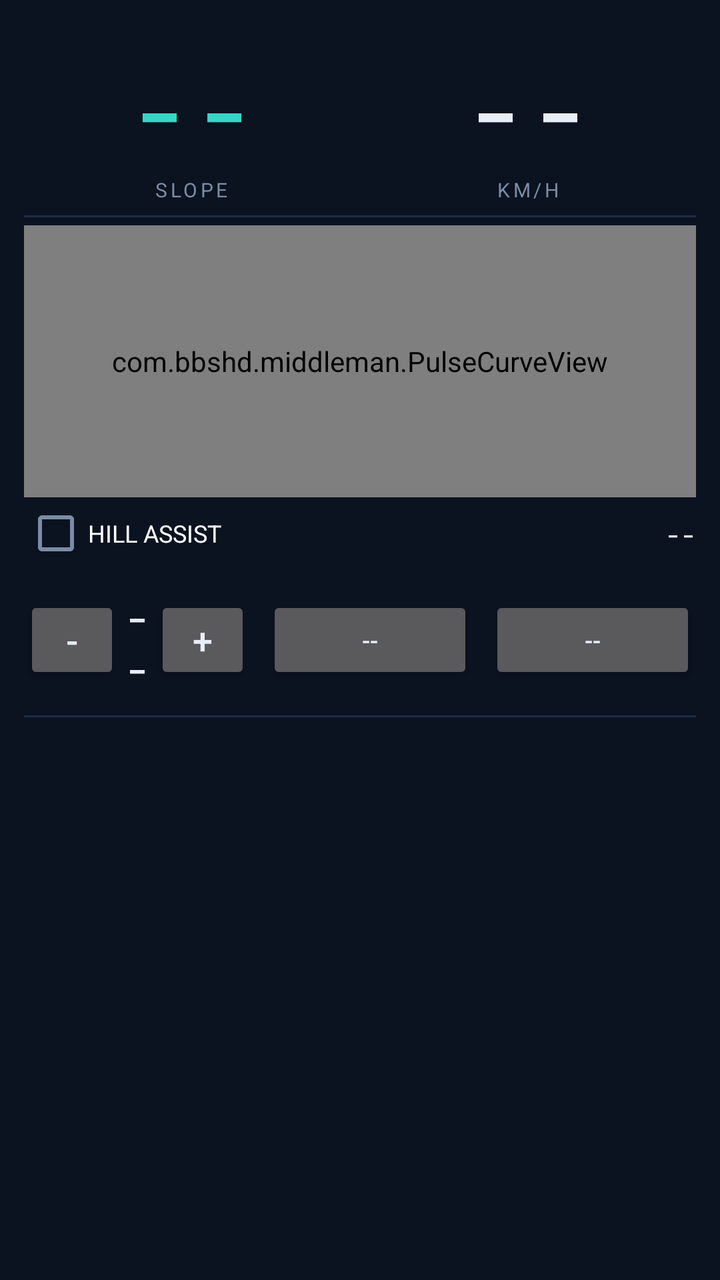
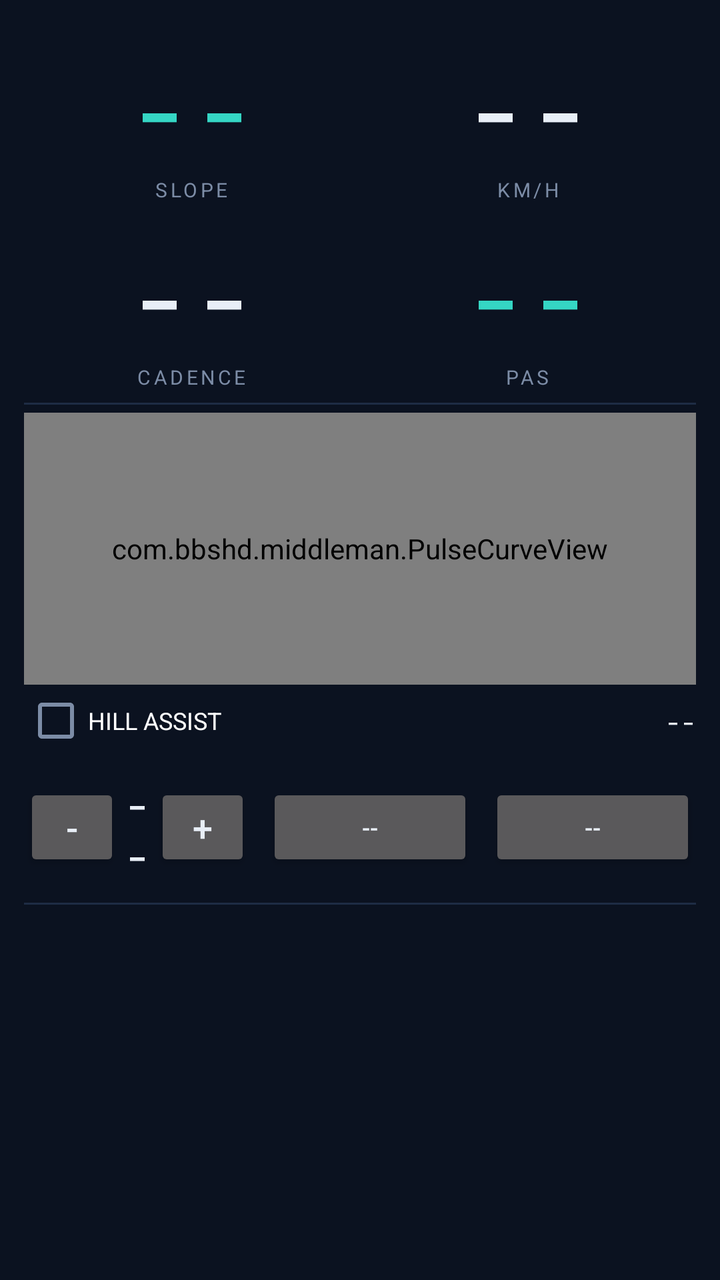

Before-and-after screenshots of an Android layout around one commit, followed by the original layout XML and the change that was made.
<!-- AndroidManifest.xml: application theme AppTheme -->
<!-- res/layout/screen_dashboard.xml -->
<?xml version="1.0" encoding="utf-8"?>
<ScrollView xmlns:android="http://schemas.android.com/apk/res/android"
    android:layout_width="match_parent"
    android:layout_height="match_parent"
    android:fillViewport="true"
    android:scrollbars="none">

    <LinearLayout
        android:layout_width="match_parent"
        android:layout_height="wrap_content"
        android:orientation="vertical"
        android:padding="12dp">

        
        <LinearLayout
            android:layout_width="match_parent"
            android:layout_height="wrap_content"
            android:gravity="center_vertical"
            android:orientation="horizontal"
            android:paddingTop="4dp"
            android:paddingBottom="6dp">

            <LinearLayout
                android:layout_width="0dp"
                android:layout_height="wrap_content"
                android:layout_weight="1"
                android:gravity="center_horizontal"
                android:orientation="vertical">

                <TextView
                    android:id="@+id/slopeValue"
                    android:layout_width="wrap_content"
                    android:layout_height="wrap_content"
                    android:fontFamily="monospace"
                    android:text="@string/dash"
                    android:textColor="@color/accent"
                    android:textSize="54sp" />

                <TextView
                    android:layout_width="wrap_content"
                    android:layout_height="wrap_content"
                    android:letterSpacing="0.15"
                    android:text="@string/label_slope"
                    android:textColor="@color/dim"
                    android:textSize="10sp" />
            </LinearLayout>

            <LinearLayout
                android:layout_width="0dp"
                android:layout_height="wrap_content"
                android:layout_weight="1"
                android:gravity="center_horizontal"
                android:orientation="vertical">

                <TextView
                    android:id="@+id/speedValue"
                    android:layout_width="wrap_content"
                    android:layout_height="wrap_content"
                    android:fontFamily="monospace"
                    android:text="@string/dash"
                    android:textColor="@color/fg"
                    android:textSize="54sp" />

                <TextView
                    android:layout_width="wrap_content"
                    android:layout_height="wrap_content"
                    android:letterSpacing="0.15"
                    android:text="@string/label_kmh"
                    android:textColor="@color/dim"
                    android:textSize="10sp" />
            </LinearLayout>
        </LinearLayout>

        <View
            android:layout_width="match_parent"
            android:layout_height="1dp"
            android:background="@color/line" />

        
        <com.bbshd.middleman.PulseCurveView
            android:id="@+id/curveView"
            android:layout_width="match_parent"
            android:layout_height="136dp"
            android:layout_marginTop="4dp" />

        
        <LinearLayout
            android:layout_width="match_parent"
            android:layout_height="wrap_content"
            android:gravity="center_vertical"
            android:orientation="horizontal"
            android:paddingTop="2dp">

            <CheckBox
                android:id="@+id/hillEnable"
                android:layout_width="wrap_content"
                android:layout_height="wrap_content"
                android:minWidth="0dp"
                android:text="HILL ASSIST"
                android:textSize="12sp" />

            <TextView
                android:id="@+id/hillGrade"
                android:layout_width="0dp"
                android:layout_height="wrap_content"
                android:layout_weight="1"
                android:fontFamily="monospace"
                android:gravity="end"
                android:text="--"
                android:textColor="@color/fg"
                android:textSize="13sp" />

        </LinearLayout>

        
        <LinearLayout
            android:layout_width="match_parent"
            android:layout_height="wrap_content"
            android:gravity="center_vertical"
            android:orientation="horizontal"
            android:paddingTop="10dp"
            android:paddingBottom="10dp">

            <LinearLayout
                android:layout_width="0dp"
                android:layout_height="wrap_content"
                android:layout_weight="1.1"
                android:gravity="center_vertical"
                android:orientation="horizontal">

                <Button
                    android:id="@+id/assistDown"
                    android:layout_width="48dp"
                    android:layout_height="44dp"
                    android:minWidth="0dp"
                    android:padding="0dp"
                    android:text="@string/minus"
                    android:textSize="18sp" />

                <TextView
                    android:id="@+id/assistValue"
                    android:layout_width="0dp"
                    android:layout_height="wrap_content"
                    android:layout_weight="1"
                    android:fontFamily="monospace"
                    android:gravity="center"
                    android:text="@string/dash"
                    android:textColor="@color/fg"
                    android:textSize="22sp" />

                <Button
                    android:id="@+id/assistUp"
                    android:layout_width="48dp"
                    android:layout_height="44dp"
                    android:minWidth="0dp"
                    android:padding="0dp"
                    android:text="@string/plus"
                    android:textSize="18sp" />
            </LinearLayout>

            <Button
                android:id="@+id/modeButton"
                android:layout_width="0dp"
                android:layout_height="44dp"
                android:layout_marginStart="8dp"
                android:layout_weight="1"
                android:minWidth="0dp"
                android:text="@string/dash"
                android:textSize="12sp" />

            <Button
                android:id="@+id/lightsButton"
                android:layout_width="0dp"
                android:layout_height="44dp"
                android:layout_marginStart="8dp"
                android:layout_weight="1"
                android:minWidth="0dp"
                android:text="@string/dash"
                android:textSize="12sp" />
        </LinearLayout>

        <View
            android:layout_width="match_parent"
            android:layout_height="1dp"
            android:background="@color/line" />

        
        <LinearLayout
            android:id="@+id/gridContainer"
            android:layout_width="match_parent"
            android:layout_height="wrap_content"
            android:orientation="vertical"
            android:paddingTop="4dp" />

    </LinearLayout>
</ScrollView>
<!-- resources referenced by this layout -->
<resources>
  <color name="accent">#35D6C4</color>
  <color name="dim">#7C8CA6</color>
  <color name="fg">#E8EEF7</color>
  <color name="line">#1E2C44</color>
  <string name="dash">--</string>
  <string name="label_kmh">KM/H</string>
  <string name="label_slope">SLOPE</string>
  <string name="minus">-</string>
  <string name="plus">+</string>
  <style name="AppTheme" parent="@android:style/Theme.Material.NoActionBar">
          <item name="android:windowBackground">@color/bg</item>
          <item name="android:colorAccent">@color/accent</item>
          <item name="android:statusBarColor">@color/bg</item>
          <item name="android:navigationBarColor">@color/bg</item>
          <item name="android:textColorPrimary">@color/fg</item>
          <item name="android:textColorSecondary">@color/dim</item>
      </style>
  <color name="bg">#0B1220</color>
</resources>

<!-- the commit's change to res/layout/screen_dashboard.xml (unified diff, before → after) -->
@@ -66,6 +66,62 @@
                     android:layout_height="wrap_content"
                     android:letterSpacing="0.15"
                     android:text="@string/label_kmh"
+                    android:textColor="@color/dim"
+                    android:textSize="10sp" />
+            </LinearLayout>
+        </LinearLayout>
+
+        <LinearLayout
+            android:layout_width="match_parent"
+            android:layout_height="wrap_content"
+            android:orientation="horizontal"
+            android:paddingTop="2dp"
+            android:paddingBottom="6dp">
+
+            <LinearLayout
+                android:layout_width="0dp"
+                android:layout_height="wrap_content"
+                android:layout_weight="1"
+                android:gravity="center_horizontal"
+                android:orientation="vertical">
+                <TextView
+                    android:id="@+id/cadenceValue"
+                    android:layout_width="wrap_content"
+                    android:layout_height="wrap_content"
+                    android:fontFamily="monospace"
+                    android:text="@string/dash"
+                    android:textColor="@color/fg"
+                    android:textSize="54sp" />
+
+                <TextView
+                    android:layout_width="wrap_content"
+                    android:layout_height="wrap_content"
+                    android:letterSpacing="0.15"
+                    android:text="@string/label_cadence"
+                    android:textColor="@color/dim"
+                    android:textSize="10sp" />
+            </LinearLayout>
+
+            <LinearLayout
+                android:layout_width="0dp"
+                android:layout_height="wrap_content"
+                android:layout_weight="1"
+                android:gravity="center_horizontal"
+                android:orientation="vertical">
+                <TextView
+                    android:id="@+id/pasValue"
+                    android:layout_width="wrap_content"
+                    android:layout_height="wrap_content"
+                    android:fontFamily="monospace"
+                    android:text="@string/dash"
+                    android:textColor="@color/accent"
+                    android:textSize="54sp" />
+
+                <TextView
+                    android:layout_width="wrap_content"
+                    android:layout_height="wrap_content"
+                    android:letterSpacing="0.15"
+                    android:text="@string/label_pas"
                     android:textColor="@color/dim"
                     android:textSize="10sp" />
             </LinearLayout>
<!-- resource entries referenced after the edit -->
@@ -5,7 +5,9 @@
   <color name="fg">#E8EEF7</color>
   <color name="line">#1E2C44</color>
   <string name="dash">--</string>
+  <string name="label_cadence">CADENCE</string>
   <string name="label_kmh">KM/H</string>
+  <string name="label_pas">PAS</string>
   <string name="label_slope">SLOPE</string>
   <string name="minus">-</string>
   <string name="plus">+</string>
